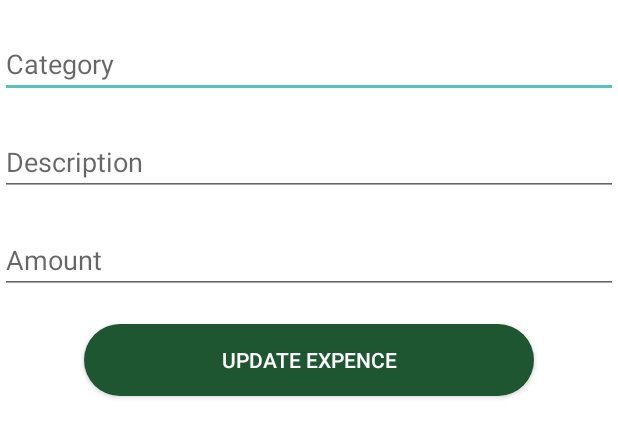
After one commit to it21303302b/MADD_project_SmartSpend, an Android app: the layout update_dialog_expeces.xml on its own in the app's theme, with its tools: preview values and no code run, on a phone screen of 412 x 824 dp. The commit adds this screen. Shown: the top 437 px of the screen. Run offline under Robolectric (Android 15) with nearby library versions, the phone set to English and light mode, and no system bars.

Commit message:
Bimsara -  update expences done

```diff
--- a/app/src/main/java/com/example/smartspend/UpdateCategory.kt
+++ b/app/src/main/java/com/example/smartspend/UpdateCategory.kt
@@ -1,6 +1,5 @@
 package com.example.smartspend
 
-import android.content.Intent
 import androidx.appcompat.app.AppCompatActivity
 import android.os.Bundle
 import android.widget.Button
@@ -8,7 +7,6 @@ import android.widget.EditText
 import android.widget.TextView
 import android.widget.Toast
 import androidx.appcompat.app.AlertDialog
-import com.example.smartspend.ui.Categories.CategoryFragment
 import com.google.firebase.database.FirebaseDatabase
 
 class UpdateCategory : AppCompatActivity() {
@@ -85,7 +83,7 @@ class UpdateCategory : AppCompatActivity() {
     private fun openUpdateDialog(categoryId: String, categoryName: String) {
         val mDialog = AlertDialog.Builder(this)
         val inflater = layoutInflater
-        val mDialogView = inflater.inflate(R.layout.update_dialog,null)
+        val mDialogView = inflater.inflate(R.layout.update_dialog_category,null)
 
         mDialog.setView(mDialogView)
 
--- a/app/src/main/java/com/example/smartspend/ui/home/ExpenceAdapter.kt
+++ b/app/src/main/java/com/example/smartspend/ui/home/ExpenceAdapter.kt
@@ -45,7 +45,7 @@ class ExpenceAdapter (private val expList: ArrayList<ExpenceModel>):
 
         init {
             itemView.setOnClickListener {
-                clickListner.onItemClick(adapterPosition)
+                clickListner.onItemClick(adapterPosition)  //clicking anywhare on cardview
             }
         }
 
--- a/app/src/main/java/com/example/smartspend/ui/home/HomeFragment.kt
+++ b/app/src/main/java/com/example/smartspend/ui/home/HomeFragment.kt
@@ -80,6 +80,7 @@ class HomeFragment : Fragment() {
                             //put extra
                             intent.putExtra("expenceId",expList[position].expenceId)
                             intent.putExtra("expenceName",expList[position].expenceName)
+                            intent.putExtra("expenceDescription",expList[position].expenceDescription)
                             intent.putExtra("expenceAmount",expList[position].expenceAmount)
                             startActivity(intent)
 
--- /dev/null
+++ b/app/src/main/res/layout/update_dialog_expeces.xml
@@ -0,0 +1,40 @@
+<?xml version="1.0" encoding="utf-8"?>
+<LinearLayout xmlns:android="http://schemas.android.com/apk/res/android"
+    android:orientation="vertical"
+    android:layout_width="match_parent"
+    android:layout_height="match_parent"
+    >
+
+    <EditText
+        android:id="@+id/edtExpName"
+        android:layout_width="match_parent"
+        android:layout_height="wrap_content"
+        android:layout_marginTop="20dp"
+
+        android:hint="@string/TV_category" />
+
+    <EditText
+        android:id="@+id/edtExpDescription"
+        android:layout_width="match_parent"
+        android:layout_height="wrap_content"
+        android:layout_marginTop="20dp"
+        android:hint="@string/edt_description" />
+
+    <EditText
+        android:id="@+id/edtExpAmount"
+        android:layout_width="match_parent"
+        android:layout_height="wrap_content"
+        android:layout_marginTop="20dp"
+        android:hint="@string/edtAmount" />
+
+    <androidx.appcompat.widget.AppCompatButton
+        android:id="@+id/updateExpencesbtn"
+        android:layout_width="300dp"
+        android:layout_height="wrap_content"
+        android:layout_gravity="center"
+        android:layout_marginTop="20dp"
+        android:background="@drawable/round_btn"
+        android:text="@string/btn_updateExp"
+        android:textColor="@color/white" />
+
+</LinearLayout>
--- a/app/src/main/res/values/strings.xml
+++ b/app/src/main/res/values/strings.xml
@@ -124,6 +124,8 @@
     <string name="expID">Expence Id</string>
     <string name="expName1">Expence Name</string>
     <string name="expNameex">Example name</string>
+    <string name="edtAmount">Amount</string>
+    <string name="btn_updateExp">update expence</string>
 
 
 </resources>
```
Also changed, not shown: app/src/main/java/com/example/smartspend/UpdateExpence.kt (+89 -7 lines), app/src/main/res/layout/activity_update_expence.xml (+6 -32 lines), app/src/main/res/layout/update_dialog_category.xml (renamed from app/src/main/res/layout/update_dialog.xml).
